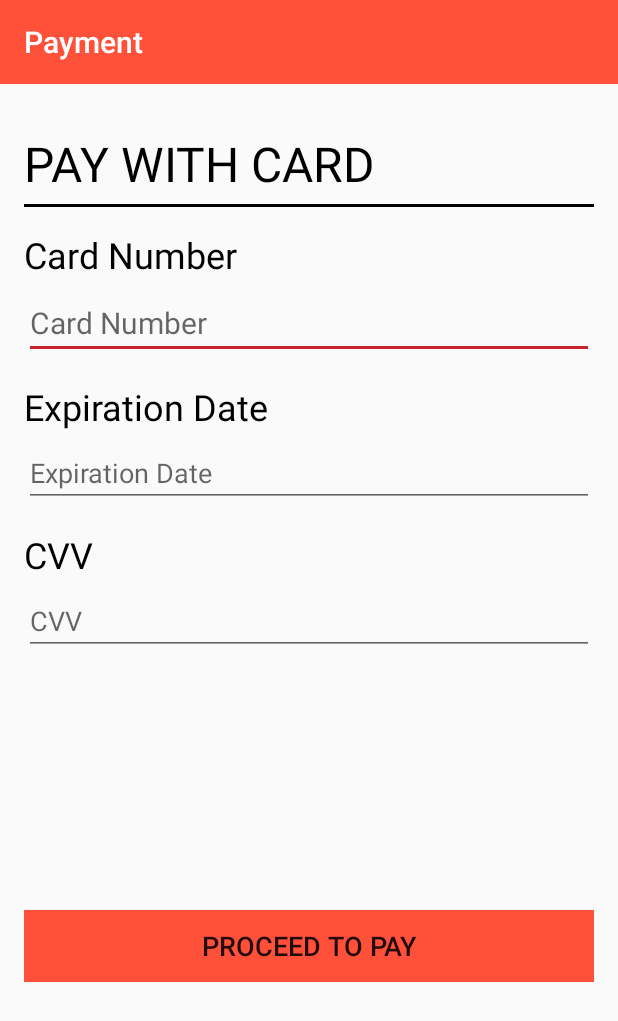
After one commit to amicsood/Food-Ordering, an Android app: the PaymentActivity screen opened directly, with no data from a screen before it, on a phone screen of 412 x 824 dp. The commit adds this screen. Shown: the top 1021 px of the screen. Run offline under Robolectric (Android 15) with nearby library versions, the phone set to English and light mode, and no system bars; network calls fail.

Commit message:
Psuedo Payment Gateway

```diff
--- a/app/build.gradle
+++ b/app/build.gradle
@@ -32,6 +32,7 @@ dependencies {
     implementation 'androidx.core:core-ktx:1.2.0'
     implementation 'androidx.constraintlayout:constraintlayout:1.1.3'
     implementation 'androidx.legacy:legacy-support-v4:1.0.0'
+    implementation 'com.google.android.material:material:1.3.0'
     testImplementation 'junit:junit:4.12'
     androidTestImplementation 'androidx.test.ext:junit:1.1.1'
     androidTestImplementation 'androidx.test.espresso:espresso-core:3.2.0'
--- a/app/src/main/AndroidManifest.xml
+++ b/app/src/main/AndroidManifest.xml
@@ -17,6 +17,10 @@
         android:supportsRtl="true"
         android:theme="@style/AppTheme"
         tools:targetApi="n">
+        <activity android:name=".activity.DeclinedOrderActivity"></activity>
+        <activity android:name=".activity.FailureActivity" />
+        <activity android:name=".activity.PaymentControlActivity" />
+        <activity android:name=".activity.PaymentActivity" />
         <activity
             android:name=".activity.RestaurantDetailActivity"
             android:configChanges="orientation|screenSize"
--- a/app/src/main/java/com/samael/foodordering/activity/CartActivity.kt
+++ b/app/src/main/java/com/samael/foodordering/activity/CartActivity.kt
@@ -144,7 +144,7 @@ class CartActivity : AppCompatActivity() {
                     {
                         ClearCart(this@CartActivity,restaurantId.toString()).execute().get()
 
-                        val intent= Intent(this@CartActivity,ConfirmationActivity::class.java)
+                        val intent= Intent(this@CartActivity,PaymentActivity::class.java)
                         startActivity(intent)
                         finish()
 
--- /dev/null
+++ b/app/src/main/java/com/samael/foodordering/activity/PaymentActivity.kt
@@ -0,0 +1,44 @@
+package com.samael.foodordering.activity
+
+import android.content.Intent
+import androidx.appcompat.app.AppCompatActivity
+import android.os.Bundle
+import android.widget.Button
+import android.widget.Toast
+import androidx.appcompat.widget.Toolbar
+import com.google.android.material.textfield.TextInputEditText
+import com.samael.foodordering.R
+
+class PaymentActivity : AppCompatActivity() {
+
+    lateinit var cardNumber: TextInputEditText
+    lateinit var expiryDate: TextInputEditText
+    lateinit var cvvNumber: TextInputEditText
+    lateinit var proceedtopaybtn: Button
+    lateinit var toolbar: Toolbar
+
+    override fun onCreate(savedInstanceState: Bundle?) {
+        super.onCreate(savedInstanceState)
+        setContentView(R.layout.activity_payment)
+
+        cardNumber = findViewById(R.id.cardNumber)
+        expiryDate = findViewById(R.id.expiryDate)
+        cvvNumber = findViewById(R.id.cvvNumber)
+        proceedtopaybtn = findViewById(R.id.proceedtopaybtn)
+        toolbar = findViewById(R.id.toolbarpayment)
+        setSupportActionBar(toolbar)
+        supportActionBar?.title = "Payment"
+
+
+        proceedtopaybtn.setOnClickListener {
+            if (cardNumber.text.toString() == "4111111111111111" && expiryDate.text.toString() == "05/23" && cvvNumber.text.toString() == "756") {
+                val intent = Intent(this@PaymentActivity, PaymentControlActivity::class.java)
+                startActivity(intent)
+                finish()
+            } else {
+                Toast.makeText(this@PaymentActivity, "Incorrect Details", Toast.LENGTH_LONG).show()
+            }
+        }
+
+    }
+}
--- /dev/null
+++ b/app/src/main/res/layout/activity_payment.xml
@@ -0,0 +1,97 @@
+<?xml version="1.0" encoding="utf-8"?>
+<LinearLayout xmlns:android="http://schemas.android.com/apk/res/android"
+    xmlns:app="http://schemas.android.com/apk/res-auto"
+    xmlns:tools="http://schemas.android.com/tools"
+    android:layout_width="match_parent"
+    android:layout_height="match_parent"
+    tools:context=".activity.PaymentActivity"
+    android:orientation="vertical">
+
+    <include
+        android:id="@+id/toolbarpayment"
+        layout="@layout/toolbar" />
+
+    <LinearLayout
+        android:layout_width="match_parent"
+        android:layout_height="wrap_content"
+        android:orientation="vertical"
+        android:padding="16dp">
+    <TextView
+        android:layout_marginTop="15dp"
+        android:layout_width="match_parent"
+        android:layout_height="wrap_content"
+        android:text="PAY WITH CARD"
+        android:textColor="#000"
+        android:textSize="32sp"/>
+
+    <View android:id="@+id/separator"
+        android:background="#000"
+        android:layout_width = "fill_parent"
+        android:layout_height="2dp"
+        android:layout_marginTop="5dp"
+        android:layout_marginBottom="15dp"/>
+
+
+    <TextView
+        android:layout_width="match_parent"
+        android:layout_height="wrap_content"
+        android:text="Card Number"
+        android:textColor="#000"
+        android:textSize="24sp"/>
+
+    <com.google.android.material.textfield.TextInputEditText
+        android:id="@+id/cardNumber"
+        android:layout_width="match_parent"
+        android:layout_height="wrap_content"
+        android:inputType="number"
+        android:hint="Card Number"
+        android:maxLength="16"
+        android:layout_marginTop="5dp"
+        android:textSize="20sp"/>
+
+    <TextView
+        android:layout_width="match_parent"
+        android:layout_height="wrap_content"
+        android:text="Expiration Date"
+        android:layout_marginTop="15dp"
+        android:textColor="#000"
+        android:textSize="24sp"/>
+
+    <com.google.android.material.textfield.TextInputEditText
+        android:id="@+id/expiryDate"
+        android:layout_width="match_parent"
+        android:layout_height="wrap_content"
+        android:layout_marginTop="5dp"
+        android:hint="Expiration Date"
+        android:maxLength="5"/>
+
+
+    <TextView
+        android:layout_width="match_parent"
+        android:layout_height="wrap_content"
+        android:text="CVV"
+        android:textColor="#000"
+        android:layout_marginTop="15dp"
+        android:textSize="24sp"/>
+
+    <com.google.android.material.textfield.TextInputEditText
+        android:id="@+id/cvvNumber"
+        android:layout_width="match_parent"
+        android:layout_height="wrap_content"
+        android:inputType="number"
+        android:hint="CVV"
+        android:layout_marginTop="5dp"
+        android:maxLength="3"/>
+
+    <Button
+        android:id="@+id/proceedtopaybtn"
+        android:layout_width="match_parent"
+        android:layout_height="wrap_content"
+        android:layout_marginTop="170dp"
+        android:text="PROCEED TO PAY"
+        android:background="@color/colorPrimary"
+        android:textSize="18sp" />
+  </LinearLayout>
+
+
+</LinearLayout>
--- a/app/src/main/res/values/colors.xml
+++ b/app/src/main/res/values/colors.xml
@@ -6,4 +6,6 @@
     <color name="colorAccent">#cb202d</color>
     <color name="cart_button">#4CAF50</color>
     <color name="background">#ffffff</color>
+    <color name="red">#C50B0B</color>
+    <color name="green">#219721</color>
 </resources>
```
Also changed, not shown: app/src/main/java/com/samael/foodordering/activity/DeclinedOrderActivity.kt (added, +25 -0 lines), app/src/main/java/com/samael/foodordering/activity/PaymentControlActivity.kt (added, +39 -0 lines), app/src/main/res/drawable/ic_declinedorder.xml (added, +10 -0 lines), app/src/main/res/layout/activity_declined_order.xml (added, +42 -0 lines), app/src/main/res/layout/activity_payment_control.xml (added, +37 -0 lines).
